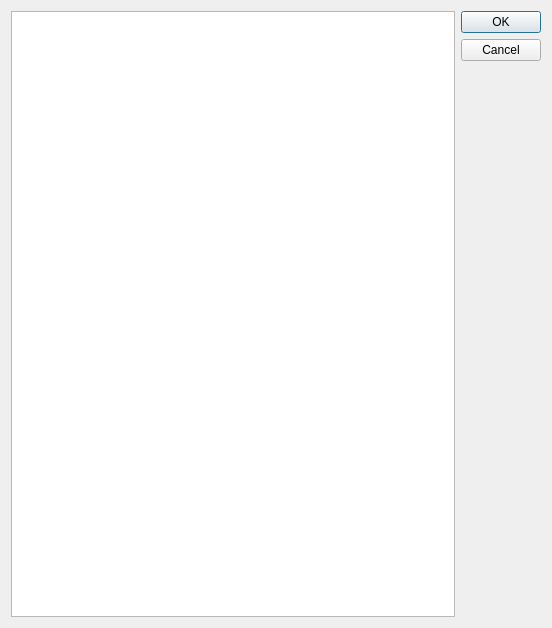
Above: src/select_nodes_dialog.ui from kvakvs/xrefgui1 before the change. Below: the same form after it.
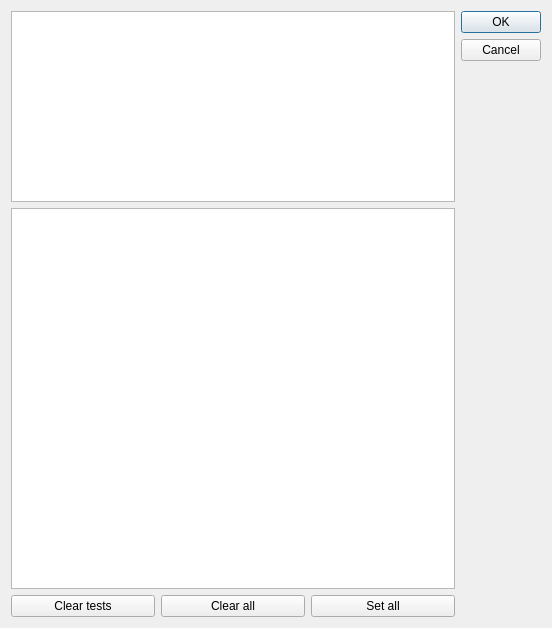
That is the form after the change.

The edit to the form file:
```diff
--- a/src/select_nodes_dialog.ui
+++ b/src/select_nodes_dialog.ui
@@ -13,11 +13,57 @@
   <property name="windowTitle">
    <string>Dialog</string>
   </property>
-  <layout class="QVBoxLayout" name="verticalLayout">
+  <layout class="QVBoxLayout" name="verticalLayout_2">
    <item>
-    <layout class="QHBoxLayout" name="horizontalLayout">
+    <layout class="QHBoxLayout" name="horizontalLayout_2">
      <item>
-      <widget class="QListWidget" name="listWidget"/>
+      <layout class="QVBoxLayout" name="verticalLayout">
+       <item>
+        <widget class="QListWidget" name="appsLW">
+         <property name="sizePolicy">
+          <sizepolicy hsizetype="Expanding" vsizetype="Expanding">
+           <horstretch>0</horstretch>
+           <verstretch>1</verstretch>
+          </sizepolicy>
+         </property>
+        </widget>
+       </item>
+       <item>
+        <widget class="QListWidget" name="modulesLW">
+         <property name="sizePolicy">
+          <sizepolicy hsizetype="Expanding" vsizetype="Expanding">
+           <horstretch>0</horstretch>
+           <verstretch>2</verstretch>
+          </sizepolicy>
+         </property>
+        </widget>
+       </item>
+       <item>
+        <layout class="QHBoxLayout" name="horizontalLayout">
+         <item>
+          <widget class="QPushButton" name="btnClearTests">
+           <property name="text">
+            <string>Clear tests</string>
+           </property>
+          </widget>
+         </item>
+         <item>
+          <widget class="QPushButton" name="btnClearAll">
+           <property name="text">
+            <string>Clear all</string>
+           </property>
+          </widget>
+         </item>
+         <item>
+          <widget class="QPushButton" name="btnSetAll">
+           <property name="text">
+            <string>Set all</string>
+           </property>
+          </widget>
+         </item>
+        </layout>
+       </item>
+      </layout>
      </item>
      <item>
       <widget class="QDialogButtonBox" name="buttonBox">
```
Left out of the diff: 13 changed lines with no effect on the pictures.
